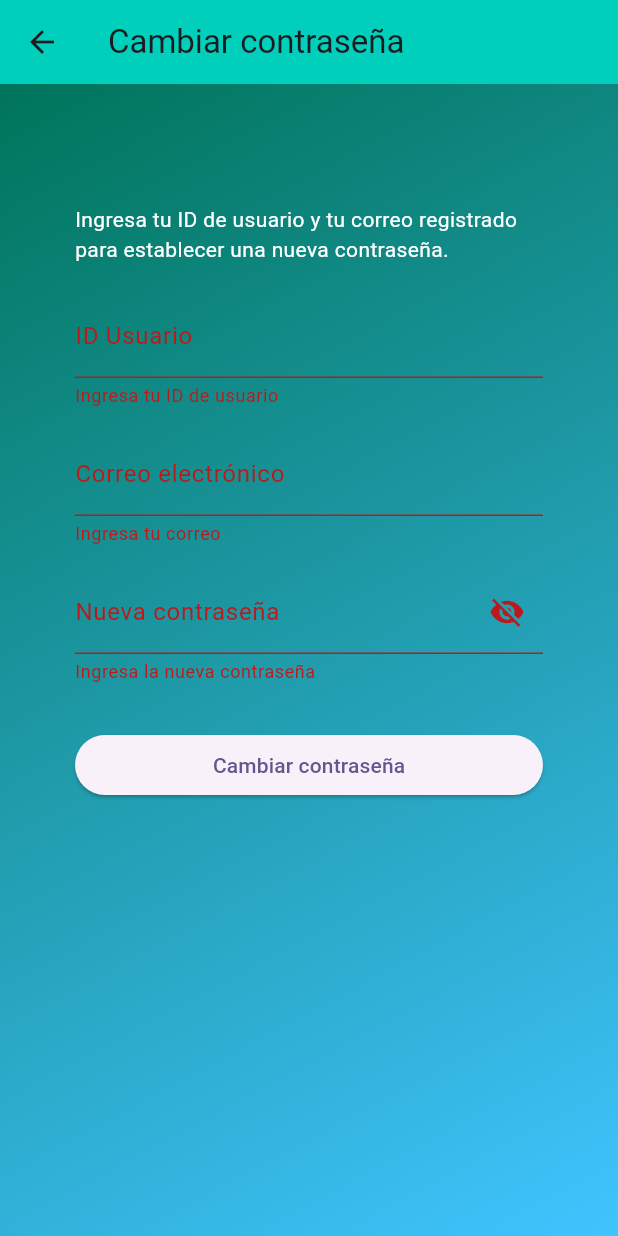
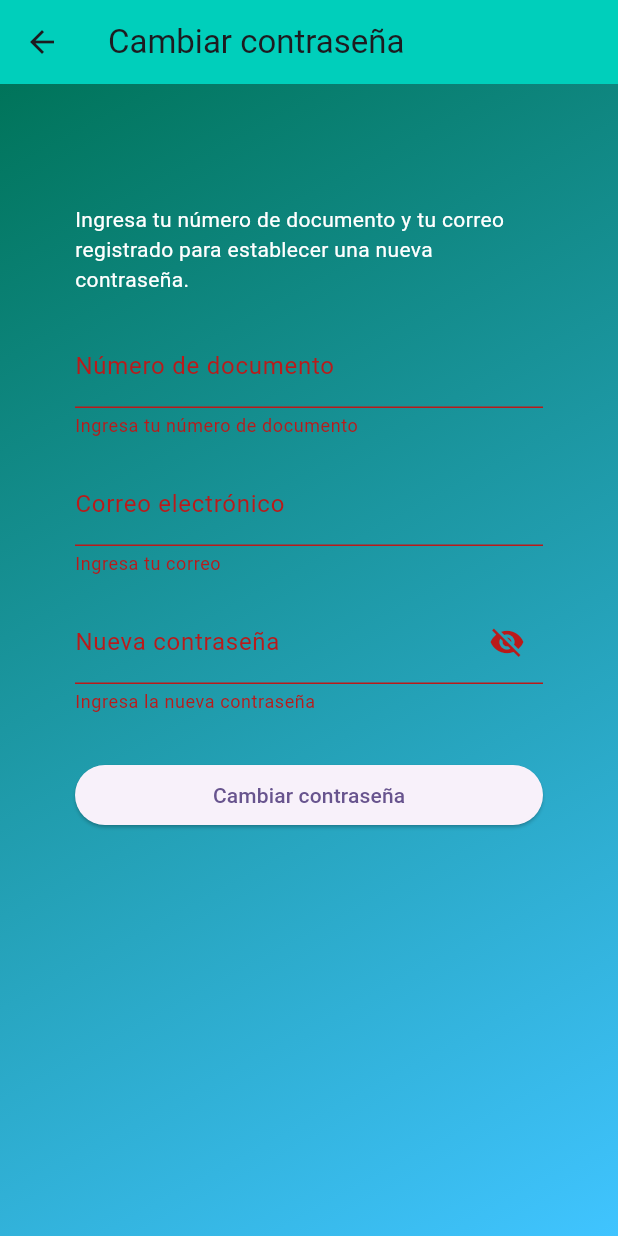
Before and after one commit to Jhack28/ChronoGuard-Flutter, a Flutter app: the RecuperarPasswordScreen screen opened by its route, after a tap on "Cambiar contraseña", on a phone screen of 412 x 824 dp. Run offline on Flutter 3.47's test engine with Material 3 defaults, Android fonts, the phone set to English and light mode, and no system bars; our stand-ins replace shared_preferences; accounts and stored records are empty.

```diff
--- a/lib/screens/recuperar_password_screen.dart
+++ b/lib/screens/recuperar_password_screen.dart
@@ -13,7 +13,7 @@ class RecuperarPasswordScreen extends StatefulWidget {
 
 class _RecuperarPasswordScreenState extends State<RecuperarPasswordScreen> {
   final _formKey = GlobalKey<FormState>();
-  final _idUsuarioCtrl = TextEditingController();
+  final _documentoCtrl = TextEditingController();
   final _emailCtrl = TextEditingController();
   final _nuevaCtrl = TextEditingController();
   bool _obscureNueva = true;
@@ -28,7 +28,7 @@ class _RecuperarPasswordScreenState extends State<RecuperarPasswordScreen> {
         Uri.parse('${ApiService.baseUrl}/recuperar-contrasena'),
         headers: {'Content-Type': 'application/json'},
         body: jsonEncode({
-          'idUsuario': int.parse(_idUsuarioCtrl.text.trim()),
+          'numeroDocumento': _documentoCtrl.text.trim(),
           'email': _emailCtrl.text.trim(),
           'nuevaContrasena': _nuevaCtrl.text.trim(),
         }),
@@ -61,7 +61,7 @@ class _RecuperarPasswordScreenState extends State<RecuperarPasswordScreen> {
 
   @override
   void dispose() {
-    _idUsuarioCtrl.dispose();
+    _documentoCtrl.dispose();
     _emailCtrl.dispose();
     _nuevaCtrl.dispose();
     super.dispose();
@@ -94,22 +94,19 @@ class _RecuperarPasswordScreenState extends State<RecuperarPasswordScreen> {
               child: ListView(
                 children: [
                   const Text(
-                    'Ingresa tu ID de usuario y tu correo registrado para establecer una nueva contraseña.',
+                    'Ingresa tu número de documento y tu correo registrado para establecer una nueva contraseña.',
                     style: TextStyle(color: Colors.white),
                   ),
                   const SizedBox(height: 20),
                   TextFormField(
-                    controller: _idUsuarioCtrl,
+                    controller: _documentoCtrl,
                     decoration: const InputDecoration(
-                      labelText: 'ID Usuario',
+                      labelText: 'Número de documento',
                     ),
                     keyboardType: TextInputType.number,
                     validator: (v) {
                       if (v == null || v.trim().isEmpty) {
-                        return 'Ingresa tu ID de usuario';
-                      }
-                      if (int.tryParse(v.trim()) == null) {
-                        return 'El ID debe ser numérico';
+                        return 'Ingresa tu número de documento';
                       }
                       return null;
                     },
```
Also changed, not shown: 1 other file.
